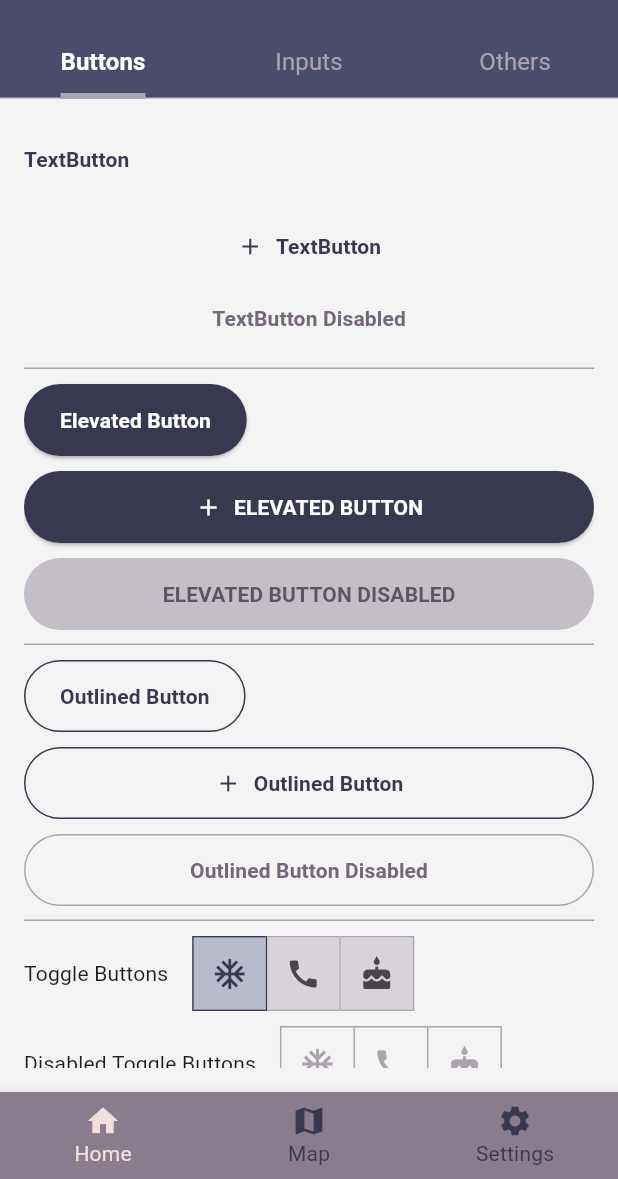
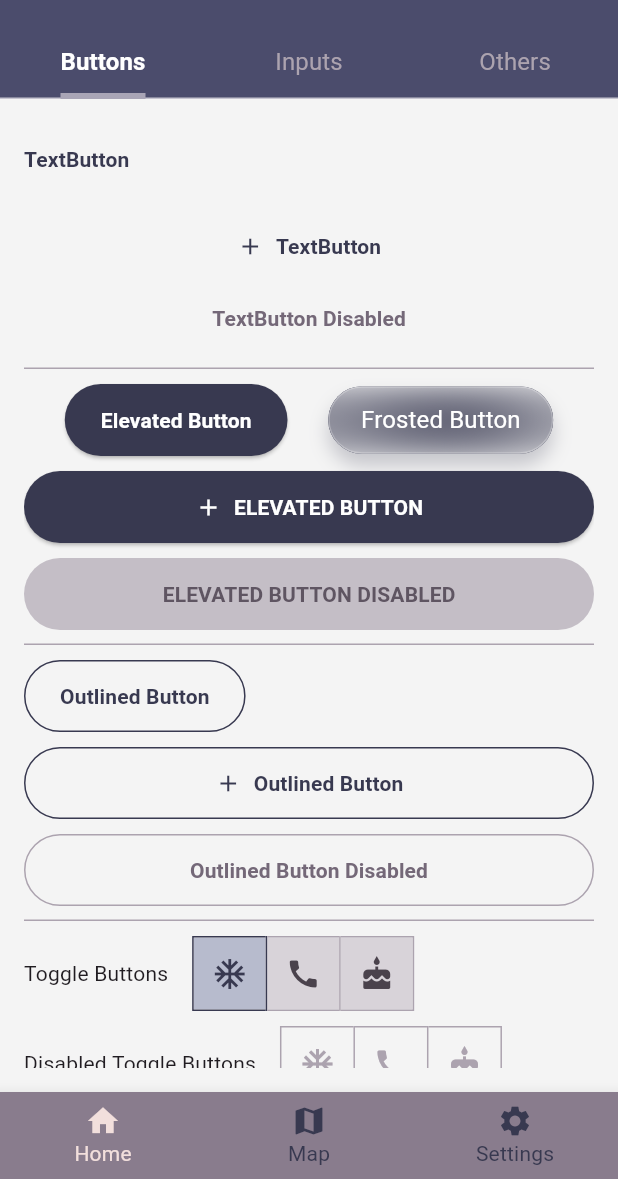
Before and after one commit to asifimtiazahmed/mat3_ui, a Flutter app: the screen it shows after launch, on a phone screen of 412 x 824 dp, the part 57-1236 px from its top. Run offline on Flutter 3.47's test engine with Material 3 defaults, Android fonts, the phone set to English and light mode, and no system bars.

Commit message:
added the new frosted button

```diff
--- a/example/lib/scenes/landingScene/tab_one.dart
+++ b/example/lib/scenes/landingScene/tab_one.dart
@@ -1,5 +1,7 @@
+import 'package:material_ui/mat3_ui.dart';
 import 'package:material_ui_eg/scenes/landingScene/landing_vm.dart';
 import 'package:flutter/material.dart';
+
 
 class TabButtons extends StatelessWidget {
   const TabButtons({super.key, required this.vm});
@@ -22,9 +24,15 @@ class TabButtons extends StatelessWidget {
           SizedBox(height: 10),
           Divider(),
           SizedBox(height: 10),
-          Align(
-            alignment: Alignment.centerLeft,
-            child: ElevatedButton(child: Text('Elevated Button'), onPressed: () {}),
+          Row(
+            mainAxisAlignment: MainAxisAlignment.spaceEvenly,
+            children:[
+              ElevatedButton(child: Text('Elevated Button'), onPressed: () {}),
+              FrostedButton(
+              onPressed: (){print('on pressed pressed');},
+              buttonText: 'Frosted Button',
+            ),
+            ],
           ),
           SizedBox(height: 10),
           ElevatedButton.icon(onPressed: () {}, label: Text('ELEVATED BUTTON'), icon: Icon(Icons.add)),
--- a/lib/mat3_ui.dart
+++ b/lib/mat3_ui.dart
@@ -9,11 +9,12 @@ export 'src/utils/extension_context.dart';
 export 'src/utils/map_style_loader.dart';
 export 'src/utils/platform.dart';
 export 'src/utils/scroll_behaviour.dart';
+export 'src/widgets/buttons/frosted_button.dart';
 export 'src/widgets/buttons/mat3_icon_button.dart';
 export 'src/widgets/card/action_card.dart';
-export 'src/widgets/dialog/mat3_alert_dialog.dart';
 export 'src/widgets/dialog/dialog_buttons.dart';
 export 'src/widgets/dialog/dialog_messages.dart';
+export 'src/widgets/dialog/mat3_alert_dialog.dart';
 export 'src/widgets/loading/mat3_loading.dart';
 export 'src/widgets/message_view/mat3_message_type.dart';
 export 'src/widgets/message_view/mat3_message_view.dart';
--- /dev/null
+++ b/lib/src/widgets/buttons/frosted_button.dart
@@ -0,0 +1,131 @@
+import 'dart:ui';
+import 'package:material_ui/mat3_ui.dart';
+import 'package:material_ui/src/resources/mat3_colors.dart';
+import 'package:flutter/material.dart';
+
+///The FrostButton in part of the material3_ui, any updates to this button needs to go
+///through the mat3_ui repo
+class FrostedButton extends StatefulWidget {
+  /// Addition to the material3_ui, the frosted glass button. Made March 2, 2024 by Asif Imtiaz Ahmed
+  const FrostedButton(
+      {required this.onPressed, super.key,
+      this.child,
+      this.width = 150,
+      this.height = 45,
+      this.buttonColor,
+      this.buttonText});
+
+  ///Either provide a child, or a buttonText, but not both
+  final Widget? child;
+
+  ///Either provide a child, or a buttonText, but not both. This will be the text on the button
+  final String? buttonText;
+
+  ///manually override the height of the button
+  final double height;
+
+  ///manually override the width of the button
+  final double width;
+
+  ///manually override the button color, by default it is the themes primary
+  final Color? buttonColor;
+
+  ///The call back for this button
+  final Function() onPressed;
+
+  @override
+  State<FrostedButton> createState() => _FrostedButtonState();
+}
+
+class _FrostedButtonState extends State<FrostedButton> with SingleTickerProviderStateMixin {
+  double _buttonScale = 1;
+  late final AnimationController _animationController;
+
+  @override
+  void initState() {
+    _animationController = AnimationController(
+      vsync: this,
+      duration: const Duration(milliseconds: 100),
+      upperBound: 0.1,
+    )..addListener(() {
+        setState(() {});
+      });
+    super.initState();
+  }
+
+  @override
+  void dispose() {
+    _animationController.dispose();
+    super.dispose();
+  }
+
+  ///this should be between 0.0 to 1
+  @override
+  Widget build(BuildContext context) {
+    _buttonScale = 1 - _animationController.value;
+    final Color themeColor = context.isLightTheme ? Mat3Colors.primary : Mat3Colors.neutralDM;
+    final selectedColor = widget.buttonColor ?? themeColor;
+    return GestureDetector(
+      onTapDown: (_) => _startAnimation(),
+      onTapUp: (_) {
+        _stopAnimation();
+        widget.onPressed.call();
+      },
+      onTapCancel: _stopAnimation,
+      child: MouseRegion(
+        cursor: SystemMouseCursors.click,
+        child: Transform.scale(
+          scale: _buttonScale,
+          child: DecoratedBox(
+            decoration: BoxDecoration(borderRadius: BorderRadius.circular(50), boxShadow: [
+              BoxShadow(color: selectedColor.withOpacity(0.25), blurRadius: 10, offset: Offset(0, 8)),
+            ]),
+            child: ClipRRect(
+              borderRadius: BorderRadius.circular(50),
+              child: Container(
+                width: widget.width,
+                height: widget.height,
+                color: selectedColor,
+                child: Stack(
+                  children: [
+                    BackdropFilter(
+                      filter: ImageFilter.blur(sigmaX: 50, sigmaY: 10),
+                      child: Container(),
+                    ),
+                    Container(
+                      decoration: BoxDecoration(
+                          borderRadius: BorderRadius.circular(30),
+                          border: Border.all(color: Colors.white.withOpacity(0.25)),
+                          gradient: LinearGradient(
+                              begin: Alignment.topLeft,
+                              end: Alignment.bottomRight,
+                              colors: [Colors.white.withOpacity(0.25), Colors.white.withOpacity(0.05)])),
+                    ),
+                    Center(
+                      child: widget.child ??
+                          Text(
+                            widget.buttonText ?? '',
+                            style: Theme.of(context)
+                                .textTheme
+                                .titleMedium
+                                ?.copyWith(color: context.isLightTheme ? Mat3Colors.white : Mat3Colors.primary),
+                          ),
+                    ),
+                  ],
+                ),
+              ),
+            ),
+          ),
+        ),
+      ),
+    );
+  }
+
+  void _startAnimation() {
+    _animationController.forward();
+  }
+
+  void _stopAnimation() {
+    _animationController.reverse();
+  }
+}
```
Also changed, not shown: pubspec.lock.
